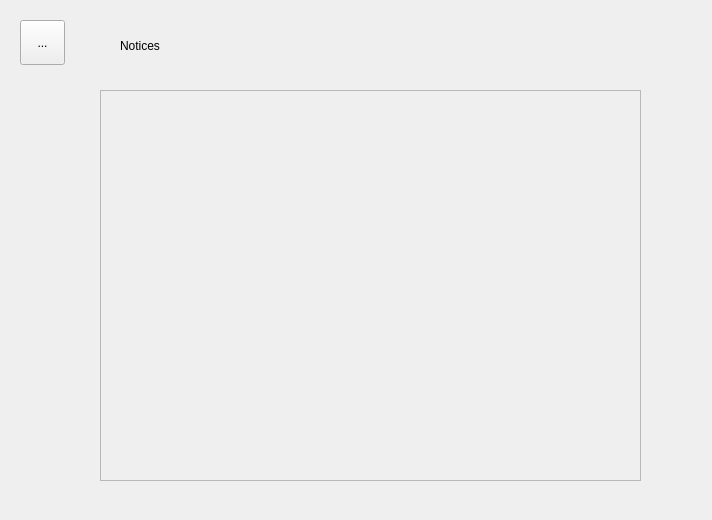
First picture: the form in King_Project/noticesform.ui, repository greg-maceachern12/MicroManage, before the edit.
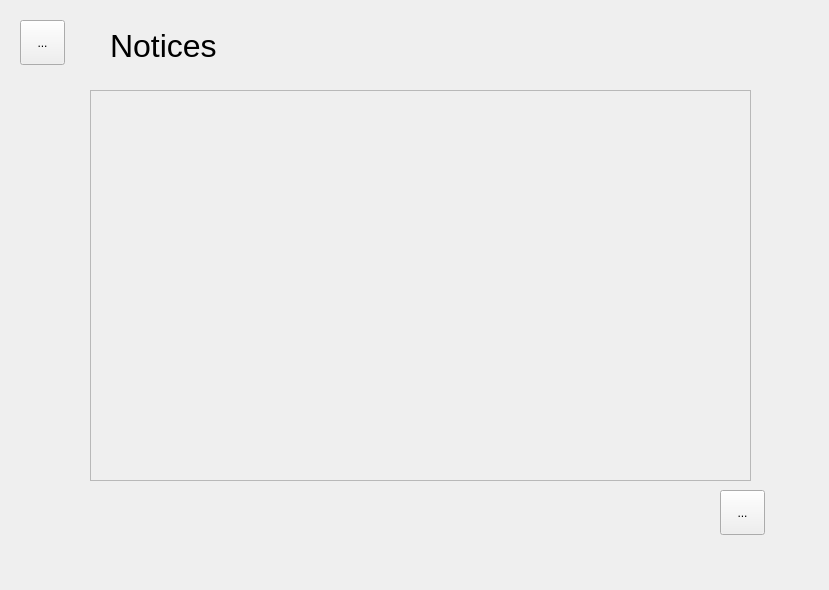
Second picture: the form after the edit.

```diff
--- a/King_Project/noticesform.ui
+++ b/King_Project/noticesform.ui
@@ -6,8 +6,8 @@
    <rect>
     <x>0</x>
     <y>0</y>
-    <width>712</width>
-    <height>520</height>
+    <width>829</width>
+    <height>590</height>
    </rect>
   </property>
   <property name="windowTitle">
@@ -29,12 +29,17 @@
   <widget class="QLabel" name="noticesLabel">
    <property name="geometry">
     <rect>
-     <x>120</x>
+     <x>110</x>
      <y>20</y>
-     <width>241</width>
+     <width>211</width>
      <height>51</height>
     </rect>
    </property>
+   <property name="font">
+    <font>
+     <pointsize>24</pointsize>
+    </font>
+   </property>
    <property name="text">
     <string>Notices</string>
    </property>
@@ -42,9 +47,9 @@
   <widget class="QScrollArea" name="scrollArea">
    <property name="geometry">
     <rect>
-     <x>100</x>
+     <x>90</x>
      <y>90</y>
-     <width>541</width>
+     <width>661</width>
      <height>391</height>
     </rect>
    </property>
@@ -56,12 +61,25 @@
      <rect>
       <x>0</x>
       <y>0</y>
-      <width>539</width>
+      <width>659</width>
       <height>389</height>
      </rect>
     </property>
    </widget>
   </widget>
+  <widget class="QToolButton" name="addButton">
+   <property name="geometry">
+    <rect>
+     <x>720</x>
+     <y>490</y>
+     <width>45</width>
+     <height>45</height>
+    </rect>
+   </property>
+   <property name="text">
+    <string>...</string>
+   </property>
+  </widget>
  </widget>
  <resources/>
  <connections/>
```
